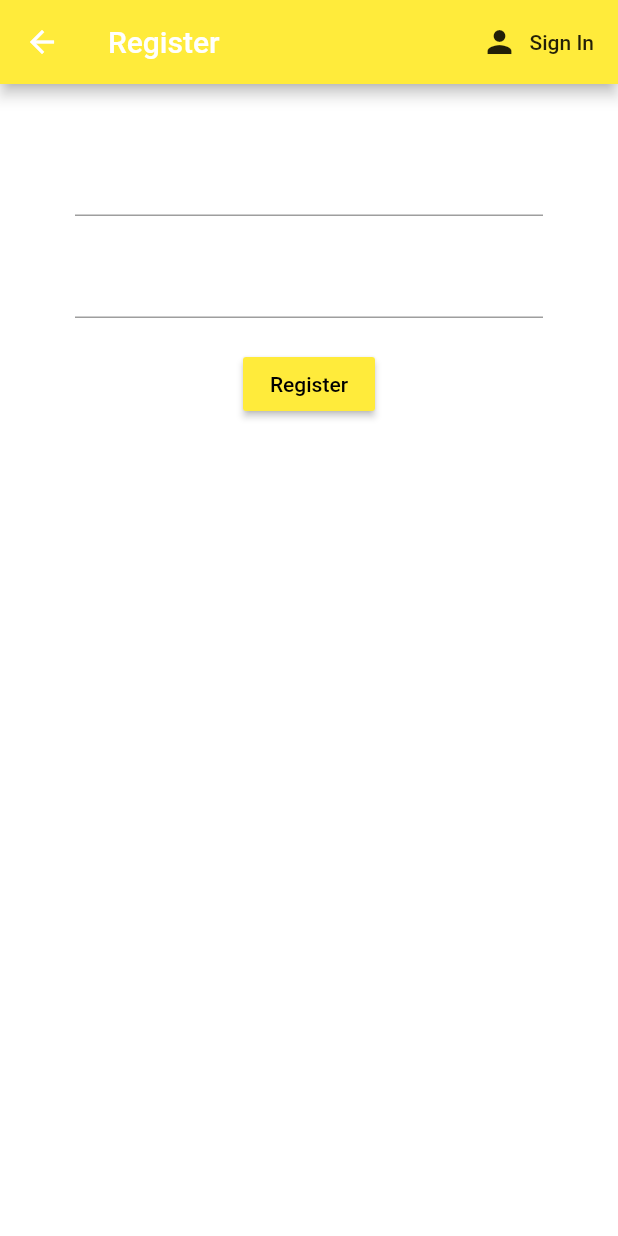
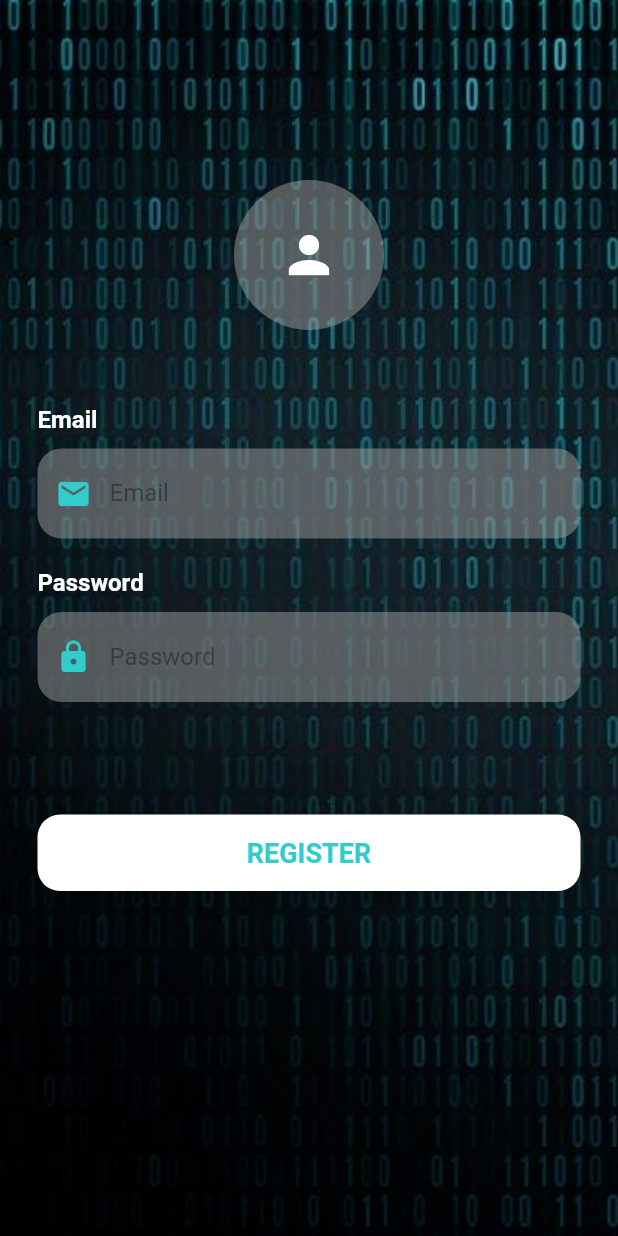
Before and after one commit to dakshita-tripathi/shehacks_codemate, a Flutter app: the Register screen opened directly, on a phone screen of 412 x 824 dp. Run offline on Flutter 3.47's test engine with Material 2 defaults, Android fonts, the phone set to English and light mode, and no system bars; our stand-ins replace cloud_firestore, firebase_auth, firebase_core, flutter_spinkit; accounts and stored records are empty.

Commit message:
Update register.dart

```diff
--- a/lib/screens/authentication/register.dart
+++ b/lib/screens/authentication/register.dart
@@ -1,80 +1,192 @@
 import 'package:flutter/material.dart';
 import 'package:codemate/services/auth.dart';
+import 'package:codemate/screens/home/home.dart';
+import 'package:codemate/screens/authentication/register.dart';
+import 'package:flutter/services.dart';
 import 'package:codemate/screens/home/update.dart';
-import 'package:codemate/screens/authentication/signin.dart';
 class Register extends StatefulWidget {
-  const Register({Key? key}) : super(key: key);
-
+  //const signIn({Key? key}) : super(key: key);
   @override
   _RegisterState createState() => _RegisterState();
 }
 
 class _RegisterState extends State<Register> {
   @override
-  final AuthService _auth = AuthService();
-  String email = '';
-  String password = ''; String error='';
-  Widget build(BuildContext context) {
-    return Scaffold(
-        backgroundColor: Colors.white,
-        appBar: AppBar(
-          backgroundColor: Colors.yellow,
-          title: Text("Register"),
-          actions: <Widget>[
-            FlatButton.icon(
-              icon: Icon(Icons.person),
-              label: Text('Sign In'),
-              onPressed: () {
-                Navigator.push(context, MaterialPageRoute(builder: (context)=>signIn()),);
-                //widget.toggleView();
-              },
+  Widget buildEmail() {
+    return Column(
+      crossAxisAlignment: CrossAxisAlignment.start,
+      children: <Widget>[
+        Text(
+          'Email',
+          style: TextStyle(
+            color: Colors.white,
+            fontSize: 16,
+            fontWeight: FontWeight.bold,
           ),
-          ],
-          //to add a signin button
         ),
-        body: Container(
-            padding: EdgeInsets.symmetric(vertical: 20.0, horizontal: 50.0),
-            child: Form(
-                child: Column(children: <Widget>[
-                  SizedBox(height: 20.0),
-                  TextFormField(
-                    validator: (val) =>
-                    val!.isEmpty ? 'Enter an email' : null,
+        SizedBox(height: 10),
+        Container(
+          alignment: Alignment.centerLeft,
+          decoration: BoxDecoration(
+            color: Color.fromARGB(71, 158, 158, 158).withOpacity(
+              0.5,
+            ),
+            borderRadius: BorderRadius.circular(16),
+          ),
+          height: 60,
+          child: TextFormField(
+            keyboardType: TextInputType.emailAddress,
+            style: TextStyle(color: Colors.black87),
+            decoration: InputDecoration(
+                border: InputBorder.none,
+                contentPadding: EdgeInsets.only(top: 14),
+                prefixIcon: Icon(Icons.email, color: Color(0xff33cccc)),
+                hintText: 'Email',
+                hintStyle: TextStyle(color: Colors.black38)),
+            validator: (val) => val!.isEmpty ? 'Enter an email' : null,
             onChanged: (val) {
               setState(() => email = val);
-                    },
+            },),
+        )
+      ],
+    );
+  }
+
+  Widget buildPassword() {
+    return Column(
+      crossAxisAlignment: CrossAxisAlignment.start,
+      children: <Widget>[
+        Text(
+          'Password',
+          style: TextStyle(
+            color: Colors.white,
+            fontSize: 16,
+            fontWeight: FontWeight.bold,
           ),
-                  SizedBox(height: 20.0),
-                  TextFormField(
+        ),
+        SizedBox(height: 10),
+        Container(
+          alignment: Alignment.centerLeft,
+          decoration: BoxDecoration(
+            color: Color.fromARGB(71, 158, 158, 158).withOpacity(
+              0.5,
+            ),
+            borderRadius: BorderRadius.circular(16),
+          ),
+          height: 60,
+          child: TextFormField(
             obscureText: true,
+            style: TextStyle(color: Colors.black87),
+            decoration: InputDecoration(
+                border: InputBorder.none,
+                contentPadding: EdgeInsets.only(top: 14),
+                prefixIcon: Icon(Icons.lock, color: Color(0xff33cccc)),
+                hintText: 'Password',
+                hintStyle: TextStyle(color: Colors.black38)),
+
             validator: (value) => value!.length < 6
                 ? 'Enter a password of 6 or more characters'
                 : null,
             onChanged: (val) {
               setState(() => password = val);
-                    },
-                  ),
-                  SizedBox(height: 20.0),
-                  RaisedButton(
-                      color: Colors.yellow,
-                      child: Text(
-                        'Register',
-                        style: TextStyle(color: Colors.black),
-                      ),
-                      onPressed:() async {
-                          dynamic result = await _auth.registerWithEmailAndPassword(email, password);
+            },),
+        )
+      ],
+    );
+  }
+
+  Widget buildRegisterBtn() {
+    return Container(
+      padding: EdgeInsets.symmetric(vertical: 25),
+      width: double.infinity,
+      child: RaisedButton(
+        elevation: 5,
+        onPressed: () async {
+          dynamic result = await _auth.registerWithEmailAndPassword(
+              email, password);
           if (result == null) {
             setState(() {
               error = 'please supply a valid email';
             });
           }
           Navigator.push(context, MaterialPageRoute(builder: (context)=>update()),);
+        },
+        padding: EdgeInsets.all(15),
+        shape: RoundedRectangleBorder(borderRadius: BorderRadius.circular(15)),
+        color: Colors.white,
+        child: Text(
+          'REGISTER',
+          style: TextStyle(
+              color: Color(0xff33cccc),
+              fontSize: 18,
+              fontWeight: FontWeight.bold),
+        ),
+      ),
+    );
+  }
 
-                      }
+  @override
+  final AuthService _auth = AuthService();
+  String email = '';
+  String password = '';
+  String error = '';
+  Widget build(BuildContext context) {
+    return Scaffold(
+      body: AnnotatedRegion<SystemUiOverlayStyle>(
+        value: SystemUiOverlayStyle.light,
+        child: GestureDetector(
+          child: Stack(children: <Widget>[
+            Container(
+              height: double.infinity,
+              width: double.infinity,
+              decoration: BoxDecoration(
+                    image: DecorationImage(
+                      image: AssetImage("images/background.png"),
+                      fit: BoxFit.cover,
                     ),
-                  SizedBox(height: 12.0),
-                  Text(error,style: TextStyle(color: Colors.red, fontSize: 14.0),),
-                ])))
+                  gradient: LinearGradient(
+                      begin: Alignment.topCenter,
+                      end: Alignment.topCenter,
+                      colors: [
+                        Color(0x6633cccc),
+                        Color(0x9933cccc),
+                        Color(0xcc33cccc),
+                        Color(0xff33cccc),
+                      ])),
+              child: SingleChildScrollView(
+                physics: AlwaysScrollableScrollPhysics(),
+                padding: EdgeInsets.symmetric(
+                  horizontal: 25,
+                  vertical: 120,
+                ),
+                child: Column(
+                  mainAxisAlignment: MainAxisAlignment.center,
+                  children: [
+                    Center(
+                        child: CircleAvatar(
+                            radius: 50.0,
+                            backgroundColor:
+                            Color.fromARGB(71, 158, 158, 158).withOpacity(
+                              0.5,
+                            ),
+                            child: const Icon(
+                              Icons.person,
+                              color: Colors.white,
+                              size: 40,
+                            ))),
+                    SizedBox(height: 50),
+                    buildEmail(),
+                    SizedBox(height: 20),
+                    buildPassword(),
+                    SizedBox(height: 50),
+                    buildRegisterBtn(),
+                  ],
+                ),
+              ),
+            )
+          ]),
+        ),
+      ),
     );
   }
 }
```
Lines whose indentation alone changed are shown as unchanged.
